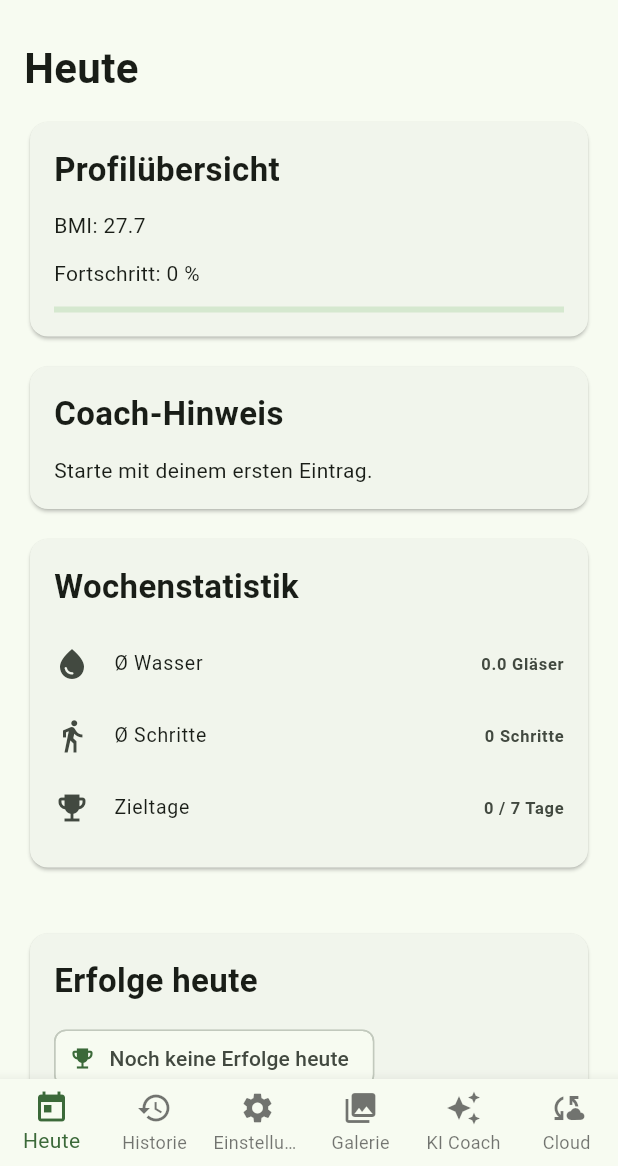
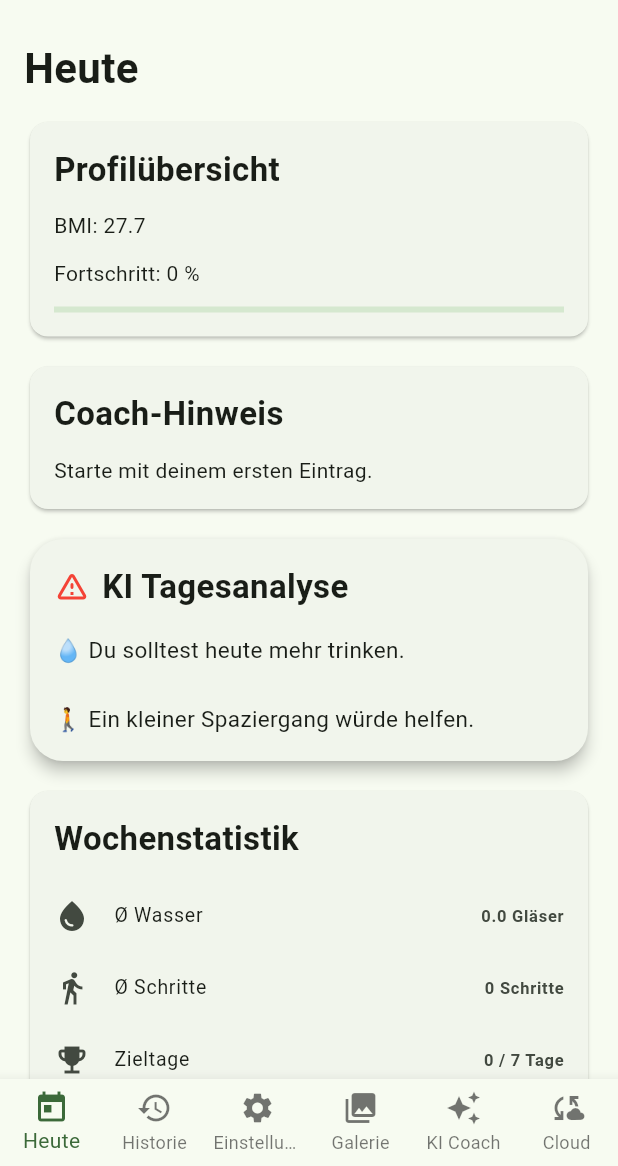
Before and after one commit to AveenAl-Hadad/mein_coach, a Flutter app: the screen it shows after launch, on a phone screen of 412 x 824 dp, the part 70-1236 px from its top. Run offline on Flutter 3.47's test engine with Material 3 defaults, Android fonts, the phone set to English and light mode, and no system bars; our stand-ins replace fl_chart, flutter_local_notifications, image_picker, share_plus, shared_preferences, timezone.

Commit message:
feat: KI Tagesanalyse hinzugefügt

```diff
--- a/lib/seiten/start_seite.dart
+++ b/lib/seiten/start_seite.dart
@@ -20,6 +20,7 @@ import '../widgets/wochen_statistik_karte.dart';
 import '../widgets/ziel_kreis_karte.dart';
 import '../widgets/gewicht_verlauf_karte.dart';
 import '../widgets/aktivitaet_verlauf_karte.dart';
+import '../widgets/ki_tagesanalyse_karte.dart';
 
 /// Startseite der App.
 /// Zeigt die heutigen Daten und nutzt den TagesProvider
@@ -146,6 +147,14 @@ class _StartSeiteStatus extends State<StartSeite> {
             aktuellesGewicht: eintrag.gewicht,
             zielGewicht: einstellungenProvider.zielGewicht,
             tage: historieProvider.tage,
+            wasserZiel: einstellungenProvider.wasserZiel,
+            schritteZiel: einstellungenProvider.schritteZiel,
+          ),
+
+          AppStyle.abstandKlein,
+
+          KiTagesanalyseKarte(
+            eintrag: eintrag,
             wasserZiel: einstellungenProvider.wasserZiel,
             schritteZiel: einstellungenProvider.schritteZiel,
           ),
--- /dev/null
+++ b/lib/widgets/ki_tagesanalyse_karte.dart
@@ -0,0 +1,118 @@
+import 'package:flutter/material.dart';
+
+import '../modelle/tages_eintrag.dart';
+import '../style/app_style.dart';
+
+class KiTagesanalyseKarte extends StatelessWidget {
+  final TagesEintrag eintrag;
+  final int wasserZiel;
+  final int schritteZiel;
+
+  const KiTagesanalyseKarte({
+    super.key,
+    required this.eintrag,
+    required this.wasserZiel,
+    required this.schritteZiel,
+  });
+
+  String analyseText() {
+    final texte = <String>[];
+
+    if (eintrag.wasser >= wasserZiel) {
+      texte.add('💧 Super! Dein Wasserziel wurde erreicht.');
+    } else if (eintrag.wasser >= wasserZiel * 0.7) {
+      texte.add('💧 Fast geschafft beim Wasserziel.');
+    } else {
+      texte.add('💧 Du solltest heute mehr trinken.');
+    }
+
+    if (eintrag.schritte >= schritteZiel) {
+      texte.add('🚶 Stark! Dein Schrittziel wurde erreicht.');
+    } else if (eintrag.schritte >= schritteZiel * 0.7) {
+      texte.add('🚶 Du bist nah an deinem Schrittziel.');
+    } else {
+      texte.add('🚶 Ein kleiner Spaziergang würde helfen.');
+    }
+
+    if (eintrag.stimmung.contains('😊')) {
+      texte.add('😄 Deine Stimmung sieht heute positiv aus.');
+    }
+
+    if (eintrag.notiz.trim().isNotEmpty) {
+      texte.add('📝 Gut gemacht! Du reflektierst deinen Tag.');
+    }
+
+    return texte.join('\n\n');
+  }
+
+  Color analyseFarbe() {
+    final wasserOk = eintrag.wasser >= wasserZiel;
+    final schritteOk = eintrag.schritte >= schritteZiel;
+
+    if (wasserOk && schritteOk) {
+      return Colors.green;
+    }
+
+    if (wasserOk || schritteOk) {
+      return Colors.orange;
+    }
+
+    return Colors.red;
+  }
+
+  IconData analyseIcon() {
+    final wasserOk = eintrag.wasser >= wasserZiel;
+    final schritteOk = eintrag.schritte >= schritteZiel;
+
+    if (wasserOk && schritteOk) {
+      return Icons.auto_awesome;
+    }
+
+    if (wasserOk || schritteOk) {
+      return Icons.insights;
+    }
+
+    return Icons.warning_amber_rounded;
+  }
+
+  @override
+  Widget build(BuildContext context) {
+    return Card(
+      elevation: 4,
+      shape: RoundedRectangleBorder(
+        borderRadius: BorderRadius.circular(22),
+      ),
+      child: Padding(
+        padding: AppStyle.standardPadding,
+        child: Column(
+          crossAxisAlignment: CrossAxisAlignment.start,
+          children: [
+            Row(
+              children: [
+                Icon(
+                  analyseIcon(),
+                  color: analyseFarbe(),
+                ),
+                const SizedBox(width: 8),
+                const Text(
+                  'KI Tagesanalyse',
+                  style: AppStyle.titelMittel,
+                ),
+              ],
+            ),
+
+            AppStyle.abstandMittel,
+
+            Text(
+              analyseText(),
+              style: const TextStyle(
+                height: 1.5,
+                fontSize: 15,
+              ),
+            ),
+          ],
+        ),
+      ),
+    );
+  }
+}
```
